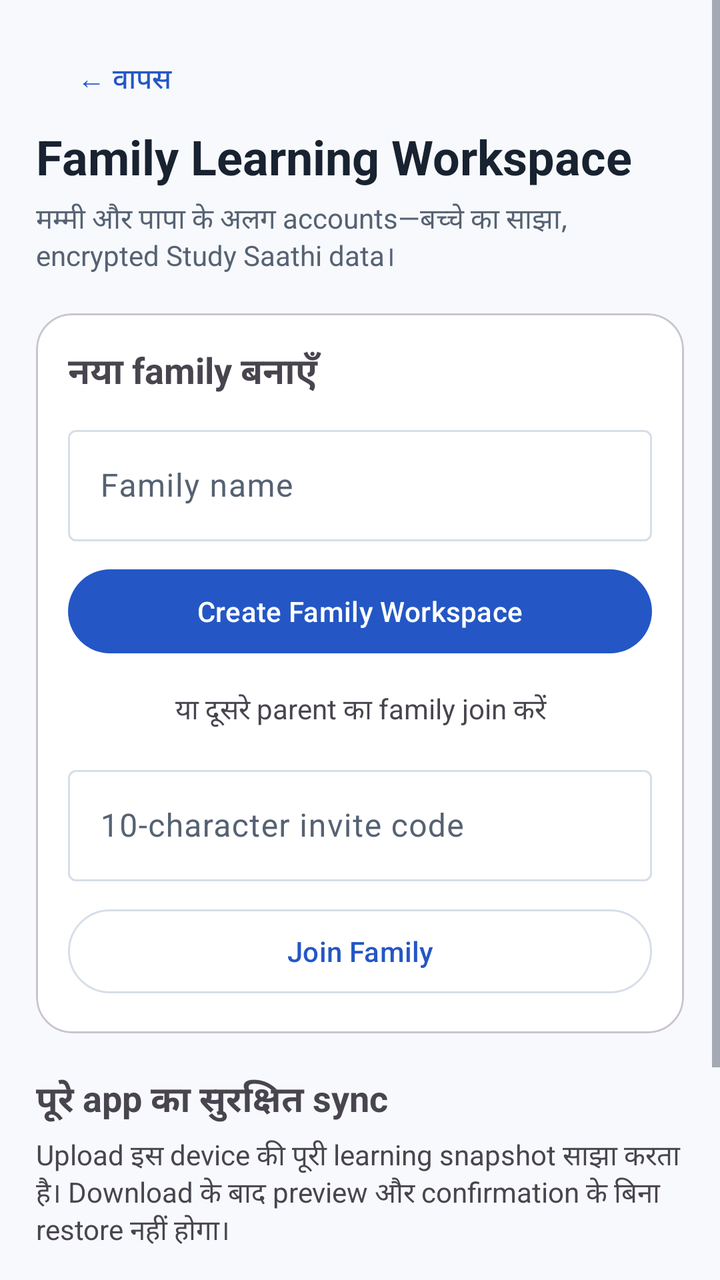
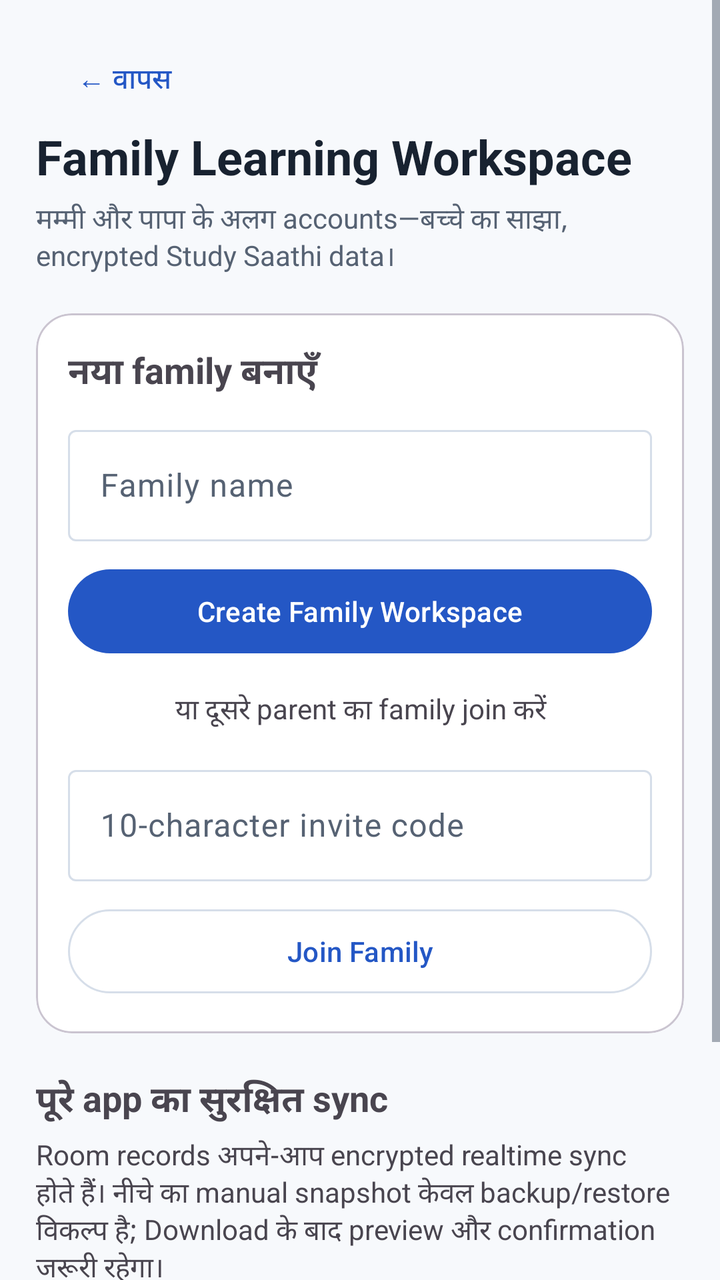

Screens rendered from an Android XML layout before and after an edit, with the pre-edit source and the edit as a unified diff.
<!-- AndroidManifest.xml: application theme Theme.StudySaathi -->
<!-- res/layout/activity_family_workspace.xml -->
<?xml version="1.0" encoding="utf-8"?>
<ScrollView xmlns:android="http://schemas.android.com/apk/res/android"
    xmlns:app="http://schemas.android.com/apk/res-auto"
    android:layout_width="match_parent" android:layout_height="match_parent"
    android:fillViewport="true" android:background="@color/ss_background">
    <LinearLayout android:layout_width="match_parent" android:layout_height="wrap_content"
        android:orientation="vertical" android:padding="18dp">
        <com.google.android.material.button.MaterialButton android:id="@+id/buttonFamilyBack"
            style="@style/Widget.Material3.Button.TextButton" android:layout_width="wrap_content"
            android:layout_height="44dp" android:text="← वापस" android:textAllCaps="false" />
        <TextView android:layout_width="match_parent" android:layout_height="wrap_content"
            android:text="Family Learning Workspace" android:textSize="24sp" android:textStyle="bold"
            android:textColor="@color/ss_text_primary" />
        <TextView android:layout_width="match_parent" android:layout_height="wrap_content"
            android:layout_marginTop="5dp" android:text="मम्मी और पापा के अलग accounts—बच्चे का साझा, encrypted Study Saathi data।"
            android:textSize="14sp" android:textColor="@color/ss_text_secondary" />
        <ProgressBar android:id="@+id/familyProgress" android:layout_width="36dp" android:layout_height="36dp"
            android:layout_gravity="center" android:layout_margin="12dp" android:visibility="gone" />
        <com.google.android.material.card.MaterialCardView android:id="@+id/cardFamilySetup"
            android:layout_width="match_parent" android:layout_height="wrap_content" android:layout_marginTop="18dp"
            app:cardCornerRadius="18dp" app:cardElevation="0dp">
            <LinearLayout android:layout_width="match_parent" android:layout_height="wrap_content"
                android:orientation="vertical" android:padding="16dp">
                <TextView android:layout_width="match_parent" android:layout_height="wrap_content"
                    android:text="नया family बनाएँ" android:textStyle="bold" android:textSize="18sp" />
                <com.google.android.material.textfield.TextInputLayout android:layout_width="match_parent"
                    android:layout_height="wrap_content" android:layout_marginTop="10dp" android:hint="Family name">
                    <com.google.android.material.textfield.TextInputEditText android:id="@+id/inputFamilyName"
                        android:layout_width="match_parent" android:layout_height="wrap_content" android:maxLength="60" />
                </com.google.android.material.textfield.TextInputLayout>
                <com.google.android.material.button.MaterialButton android:id="@+id/buttonCreateFamily"
                    android:layout_width="match_parent" android:layout_height="50dp" android:layout_marginTop="10dp"
                    android:text="Create Family Workspace" android:textAllCaps="false" />
                <TextView android:layout_width="match_parent" android:layout_height="wrap_content"
                    android:layout_marginVertical="14dp" android:gravity="center" android:text="या दूसरे parent का family join करें" />
                <com.google.android.material.textfield.TextInputLayout android:layout_width="match_parent"
                    android:layout_height="wrap_content" android:hint="10-character invite code">
                    <com.google.android.material.textfield.TextInputEditText android:id="@+id/inputFamilyInviteCode"
                        android:layout_width="match_parent" android:layout_height="wrap_content" android:maxLength="14"
                        android:inputType="textCapCharacters" />
                </com.google.android.material.textfield.TextInputLayout>
                <com.google.android.material.button.MaterialButton android:id="@+id/buttonJoinFamily"
                    style="@style/Widget.Material3.Button.OutlinedButton" android:layout_width="match_parent"
                    android:layout_height="50dp" android:layout_marginTop="10dp" android:text="Join Family"
                    android:textAllCaps="false" />
            </LinearLayout>
        </com.google.android.material.card.MaterialCardView>
        <com.google.android.material.card.MaterialCardView android:id="@+id/cardActiveFamily"
            android:layout_width="match_parent" android:layout_height="wrap_content" android:layout_marginTop="18dp"
            android:visibility="gone" app:cardCornerRadius="18dp" app:cardElevation="0dp">
            <LinearLayout android:layout_width="match_parent" android:layout_height="wrap_content"
                android:orientation="vertical" android:padding="16dp">
                <TextView android:id="@+id/textFamilyName" android:layout_width="match_parent"
                    android:layout_height="wrap_content" android:textSize="20sp" android:textStyle="bold" />
                <TextView android:id="@+id/textFamilyRole" android:layout_width="match_parent"
                    android:layout_height="wrap_content" android:layout_marginTop="4dp" />
                <TextView android:layout_width="match_parent" android:layout_height="wrap_content"
                    android:layout_marginTop="14dp" android:text="Family invite code" android:textStyle="bold" />
                <TextView android:id="@+id/textFamilyInvite" android:layout_width="match_parent"
                    android:layout_height="wrap_content" android:textSize="22sp" android:letterSpacing="0.12" />
                <com.google.android.material.button.MaterialButton android:id="@+id/buttonCopyInvite"
                    style="@style/Widget.Material3.Button.OutlinedButton" android:layout_width="match_parent"
                    android:layout_height="48dp" android:text="Copy invite code" android:textAllCaps="false" />
            </LinearLayout>
        </com.google.android.material.card.MaterialCardView>
        <TextView android:layout_width="match_parent" android:layout_height="wrap_content"
            android:layout_marginTop="20dp" android:text="पूरे app का सुरक्षित sync" android:textStyle="bold" android:textSize="18sp" />
        <TextView android:layout_width="match_parent" android:layout_height="wrap_content"
            android:layout_marginTop="4dp" android:text="Upload इस device की पूरी learning snapshot साझा करता है। Download के बाद preview और confirmation के बिना restore नहीं होगा।" />
        <com.google.android.material.button.MaterialButton android:id="@+id/buttonUploadFamilyData"
            android:layout_width="match_parent" android:layout_height="52dp" android:layout_marginTop="12dp"
            android:text="Upload / Sync current data" android:textAllCaps="false" android:enabled="false" />
        <com.google.android.material.button.MaterialButton android:id="@+id/buttonDownloadFamilyData"
            style="@style/Widget.Material3.Button.OutlinedButton" android:layout_width="match_parent"
            android:layout_height="52dp" android:layout_marginTop="8dp" android:text="Download shared data"
            android:textAllCaps="false" android:enabled="false" />
    </LinearLayout>
</ScrollView>
<!-- resources referenced by this layout -->
<resources>
  <color name="ss_background">#F7F9FC</color>
  <color name="ss_text_primary">#182230</color>
  <color name="ss_text_secondary">#566273</color>
  <style name="Theme.StudySaathi" parent="Theme.Material3.DayNight.NoActionBar">
  
          
          <item name="colorPrimary">@color/ss_primary</item>
          <item name="colorOnPrimary">@color/ss_on_primary</item>
          <item name="colorPrimaryContainer">@color/ss_blue_soft</item>
          <item name="colorOnPrimaryContainer">@color/ss_primary_dark</item>
  
          <item name="colorSecondary">@color/ss_secondary</item>
          <item name="colorOnSecondary">@color/ss_on_secondary</item>
          <item name="colorSecondaryContainer">@color/ss_teal_soft</item>
          <item name="colorOnSecondaryContainer">@color/ss_secondary</item>
  
          <item name="colorTertiary">@color/ss_tertiary</item>
          <item name="colorOnTertiary">@color/ss_on_tertiary</item>
          <item name="colorTertiaryContainer">@color/ss_yellow_soft</item>
          <item name="colorOnTertiaryContainer">@color/ss_tertiary</item>
  
          
          <item name="android:colorBackground">@color/ss_background</item>
          <item name="colorSurface">@color/ss_surface</item>
          <item name="colorSurfaceVariant">@color/ss_surface_soft</item>
          <item name="colorOnSurface">@color/ss_text_primary</item>
          <item name="colorOnSurfaceVariant">@color/ss_text_secondary</item>
  
          
          <item name="colorOutline">@color/ss_outline</item>
          <item name="colorError">@color/ss_error</item>
          <item name="colorOnError">@color/white</item>
          <item name="colorErrorContainer">@color/ss_red_soft</item>
          <item name="colorOnErrorContainer">@color/ss_error</item>
  
          
          <item name="android:windowBackground">@drawable/bg_app_soft_mix</item>
          <item name="android:statusBarColor">@color/ss_background</item>
          <item name="android:navigationBarColor">@color/ss_background</item>
  
          <item name="android:windowLightStatusBar">true</item>
          <item name="android:windowLightNavigationBar">true</item>
          <item name="android:forceDarkAllowed">false</item>
  
          <item name="android:windowNoTitle">true</item>
          <item name="windowActionModeOverlay">true</item>
  
          
          <item name="android:colorAccent">@color/ss_primary</item>
          <item name="colorControlActivated">@color/ss_primary</item>
          <item name="colorControlNormal">@color/ss_text_secondary</item>
  
      </style>
  <color name="ss_primary">#2457C5</color>
  <color name="ss_on_primary">#FFFFFF</color>
  <color name="ss_blue_soft">#EAF2FF</color>
  <color name="ss_primary_dark">#173F99</color>
  <color name="ss_secondary">#087F8C</color>
  <color name="ss_on_secondary">#FFFFFF</color>
  <color name="ss_teal_soft">#EAF8F8</color>
  <color name="ss_tertiary">#8A5A00</color>
  <color name="ss_on_tertiary">#FFFFFF</color>
  <color name="ss_yellow_soft">#FFF8E8</color>
  <color name="ss_surface">#FFFFFF</color>
  <color name="ss_surface_soft">#F0F4FA</color>
  <color name="ss_outline">#D6DEE9</color>
  <color name="ss_error">#BA1A1A</color>
  <color name="white">#FFFFFFFF</color>
  <color name="ss_red_soft">#FFF0F0</color>
  <!-- drawable bg_app_soft_mix (drawable) -->
  <?xml version="1.0" encoding="utf-8"?>
  <shape xmlns:android="http://schemas.android.com/apk/res/android"
      android:shape="rectangle">
  
      <gradient
          android:angle="270"
          android:centerColor="#F2FBF3"
          android:endColor="#EEF7FF"
          android:startColor="#FFF2F2"
          android:type="linear" />
  
  </shape>
</resources>

<!-- the commit's change to res/layout/activity_family_workspace.xml (unified diff, before → after) -->
@@ -66,7 +66,7 @@
         <TextView android:layout_width="match_parent" android:layout_height="wrap_content"
             android:layout_marginTop="20dp" android:text="पूरे app का सुरक्षित sync" android:textStyle="bold" android:textSize="18sp" />
         <TextView android:layout_width="match_parent" android:layout_height="wrap_content"
-            android:layout_marginTop="4dp" android:text="Upload इस device की पूरी learning snapshot साझा करता है। Download के बाद preview और confirmation के बिना restore नहीं होगा।" />
+            android:layout_marginTop="4dp" android:text="Room records अपने-आप encrypted realtime sync होते हैं। नीचे का manual snapshot केवल backup/restore विकल्प है; Download के बाद preview और confirmation जरूरी रहेगा।" />
         <com.google.android.material.button.MaterialButton android:id="@+id/buttonUploadFamilyData"
             android:layout_width="match_parent" android:layout_height="52dp" android:layout_marginTop="12dp"
             android:text="Upload / Sync current data" android:textAllCaps="false" android:enabled="false" />
